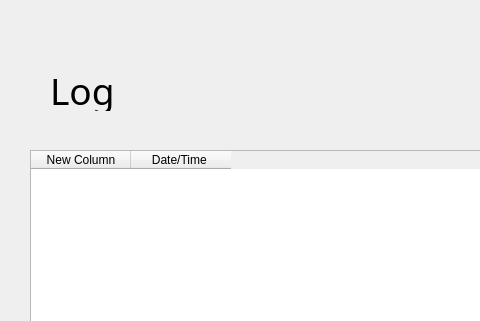
Above: log.ui from JiheoneyBaek/clinical_health_record_app_project before the change; both pictures show x 0 to 480 and y 0 to 321 of the 800 by 600 pixel window. Below: the same form after it.
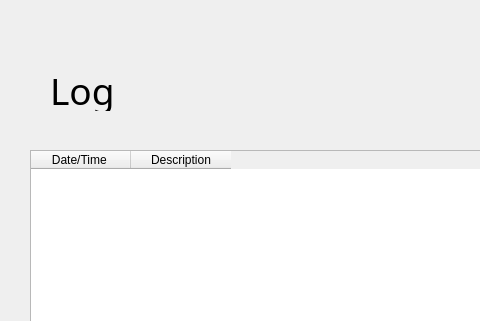
That is the form after the change. Icons and pictures are not drawn.

```diff
--- a/log.ui
+++ b/log.ui
@@ -63,12 +63,12 @@
     </property>
     <column>
      <property name="text">
-      <string>New Column</string>
+      <string>Date/Time </string>
      </property>
     </column>
     <column>
      <property name="text">
-      <string>Date/Time </string>
+      <string>Description</string>
      </property>
     </column>
    </widget>
```
